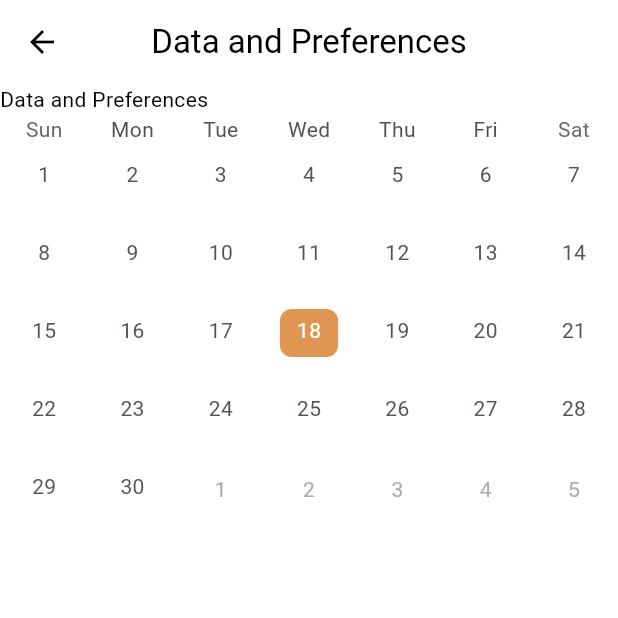
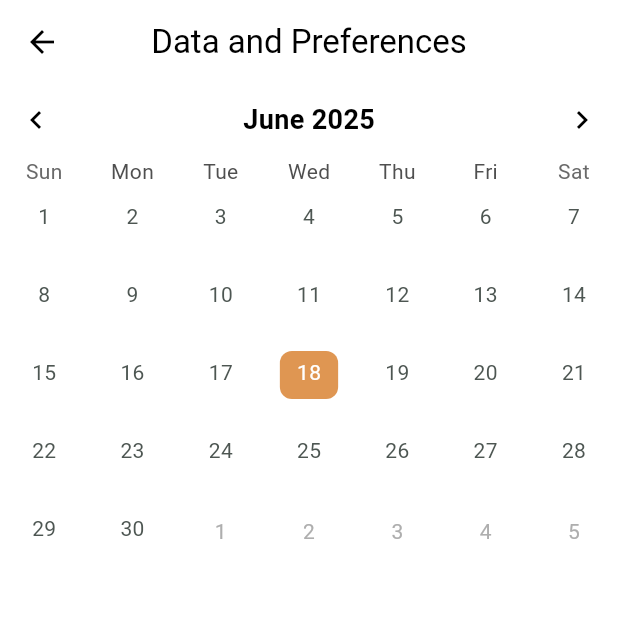
Before and after one commit to Tristaaaaan/tugtugan, a Flutter app: the BookAppointmentScreen screen opened by its route, on a phone screen of 412 x 824 dp, the top half of it. Run offline on Flutter 3.47's test engine with Material 3 defaults, Android fonts, the light colour scheme and no system bars; drawn by our look-alikes of table_calendar; our stand-ins replace cached_network_image, cloud_firestore, firebase_auth, firebase_core, firebase_messaging, flutter_dotenv and 9 more; accounts and stored records are empty; generated files the repository leaves out were written again.

Commit message:
feature: prepare booking page

```diff
--- a/lib/features/book_appointment/presentation/screen/book_appointment.dart
+++ b/lib/features/book_appointment/presentation/screen/book_appointment.dart
@@ -1,3 +1,5 @@
+import 'dart:developer' as developer;
+
 import 'package:flutter/material.dart';
 import 'package:hooks_riverpod/hooks_riverpod.dart';
 import 'package:intl/intl.dart';
@@ -108,6 +110,7 @@ class BookAppointmentScreen extends ConsumerWidget {
   @override
   Widget build(BuildContext context, WidgetRef ref) {
     final focusedDay = ref.watch(focusedDayProvider);
+    final currentFocusedMonth = ref.watch(focusedMonthProvider);
     List<DateTime> datesWithData = [];
     return Scaffold(
       appBar: AppBar(
@@ -118,7 +121,24 @@ class BookAppointmentScreen extends ConsumerWidget {
         slivers: [
           SliverList(
             delegate: SliverChildListDelegate([
-              const Text("Data and Preferences"),
+              Row(
+                mainAxisAlignment: MainAxisAlignment.spaceBetween,
+                children: [
+                  IconButton(
+                    icon: const Icon(Icons.chevron_left),
+                    onPressed: () => _navigateToMonth(ref, -1),
+                  ),
+                  Text(
+                    DateFormat('MMMM yyyy').format(currentFocusedMonth),
+                    style: const TextStyle(
+                        fontSize: 18, fontWeight: FontWeight.bold),
+                  ),
+                  IconButton(
+                    icon: const Icon(Icons.chevron_right),
+                    onPressed: () => _navigateToMonth(ref, 1),
+                  ),
+                ],
+              ),
               TableCalendar(
                 availableGestures: AvailableGestures.none,
                 headerVisible: false,
@@ -127,6 +147,10 @@ class BookAppointmentScreen extends ConsumerWidget {
                 focusedDay: focusedDay,
                 onPageChanged: (focusedMonth) {
                   ref.read(focusedMonthProvider.notifier).state = focusedMonth;
+                },
+                onDaySelected: (selectedDay, focusedDay) {
+                  ref.read(focusedDayProvider.notifier).state = selectedDay;
+                  developer.log(selectedDay.toString());
                 },
                 calendarBuilders: CalendarBuilders(
                   defaultBuilder: (context, day, focusedDay) {
```
Also changed, not shown: lib/core/appmodels/review_model.dart (added).
